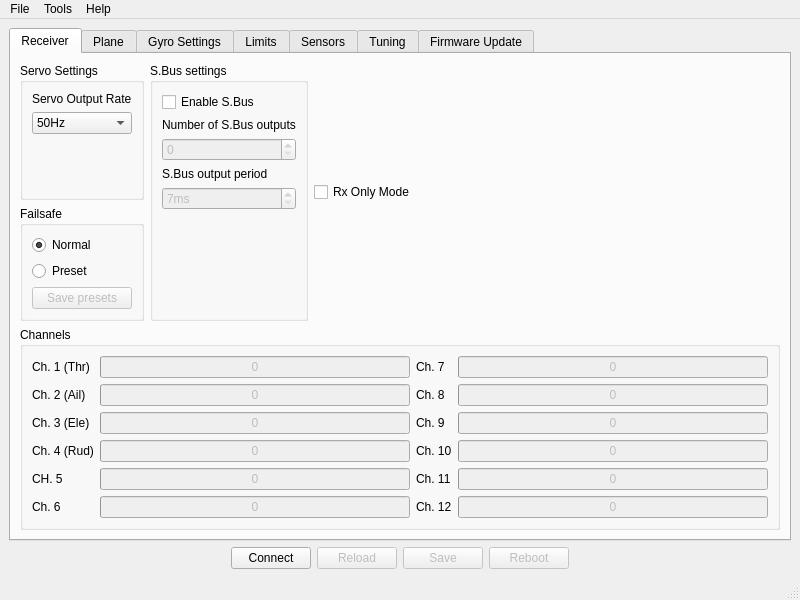
Before: the Qt Designer form software/RX12GConfig/mainwindow.ui in bemcgarvey/RX12G, drawn with Qt 5.
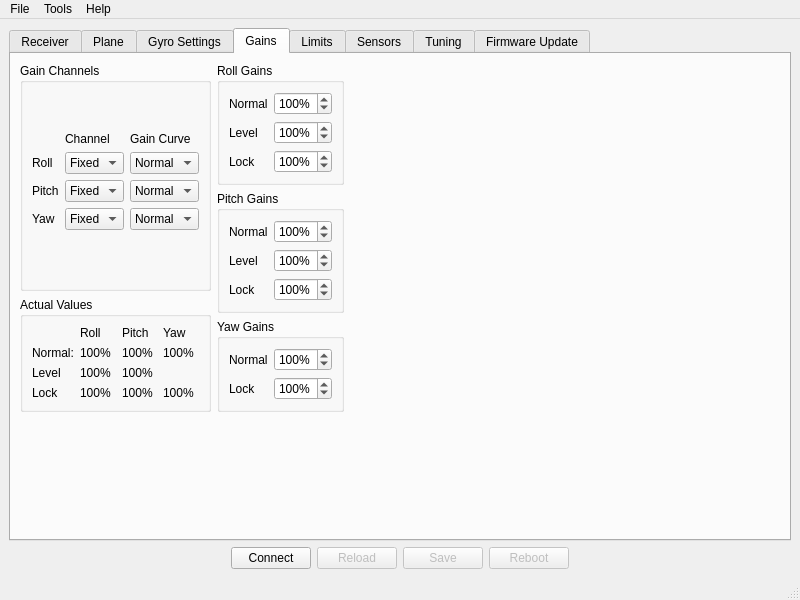
After: the same form once the commit is applied. The open tabs and pages were chosen to show the change. Icons and pictures are not drawn. Custom widgets are drawn as their Qt base class.

Commit message:
Improved gain settings
Now has separate gains for level, lock and normal modes

The edit to the form file:
```diff
--- a/software/RX12GConfig/mainwindow.ui
+++ b/software/RX12GConfig/mainwindow.ui
@@ -1913,10 +1913,36 @@
             </property>
            </spacer>
           </item>
+         </layout>
+        </item>
+        <item>
+         <spacer name="verticalSpacer_19">
+          <property name="orientation">
+           <enum>Qt::Vertical</enum>
+          </property>
+          <property name="sizeHint" stdset="0">
+           <size>
+            <width>20</width>
+            <height>40</height>
+           </size>
+          </property>
+         </spacer>
+        </item>
+       </layout>
+      </widget>
+      <widget class="QWidget" name="gainTab">
+       <attribute name="title">
+        <string>Gains</string>
+       </attribute>
+       <layout class="QVBoxLayout" name="verticalLayout_45">
+        <item>
+         <layout class="QHBoxLayout" name="horizontalLayout_23">
+          <item>
+           <layout class="QVBoxLayout" name="verticalLayout_27">
           <item>
            <widget class="QGroupBox" name="gainGroupBox">
             <property name="title">
-             <string>Gain Settings</string>
+               <string>Gain Channels</string>
             </property>
             <layout class="QVBoxLayout" name="verticalLayout_32">
              <item>
@@ -1995,53 +2021,6 @@
                  </item>
                 </layout>
                </item>
-               <item>
-                <layout class="QVBoxLayout" name="verticalLayout_27">
-                 <item>
-                  <spacer name="verticalSpacer_4">
-                   <property name="orientation">
-                    <enum>Qt::Vertical</enum>
-                   </property>
-                   <property name="sizeHint" stdset="0">
-                    <size>
-                     <width>20</width>
-                     <height>40</height>
-                    </size>
-                   </property>
-                  </spacer>
-                 </item>
-                 <item>
-                  <widget class="QSpinBox" name="aileronGainSpinBox">
-                   <property name="suffix">
-                    <string>%</string>
-                   </property>
-                   <property name="maximum">
-                    <number>100</number>
-                   </property>
-                  </widget>
-                 </item>
-                 <item>
-                  <widget class="QSpinBox" name="elevatorGainSpinBox">
-                   <property name="suffix">
-                    <string>%</string>
-                   </property>
-                   <property name="maximum">
-                    <number>100</number>
-                   </property>
-                  </widget>
-                 </item>
-                 <item>
-                  <widget class="QSpinBox" name="rudderGainSpinBox">
-                   <property name="suffix">
-                    <string>%</string>
-                   </property>
-                   <property name="maximum">
-                    <number>100</number>
-                   </property>
-                  </widget>
-                 </item>
-                </layout>
-               </item>
                <item>
                 <layout class="QVBoxLayout" name="verticalLayout_28">
                  <item>
@@ -2416,19 +2395,6 @@
                </item>
               </layout>
              </item>
-             <item>
-              <widget class="QLabel" name="actualGainLabel">
-               <property name="minimumSize">
-                <size>
-                 <width>246</width>
-                 <height>0</height>
-                </size>
-               </property>
-               <property name="text">
-                <string>Actual: Roll = 100%, Pitch = 100%, Yaw = 100%</string>
-               </property>
-              </widget>
-             </item>
              <item>
               <spacer name="verticalSpacer_15">
                <property name="orientation">
@@ -2445,7 +2411,333 @@
             </layout>
            </widget>
           </item>
-         </layout>
+            <item>
+             <widget class="QGroupBox" name="groupBox_3">
+              <property name="title">
+               <string>Actual Values</string>
+              </property>
+              <layout class="QGridLayout" name="gridLayout_10">
+               <item row="0" column="1">
+                <widget class="QLabel" name="label_62">
+                 <property name="text">
+                  <string>Roll</string>
+                 </property>
+                </widget>
+               </item>
+               <item row="0" column="2">
+                <widget class="QLabel" name="label_63">
+                 <property name="text">
+                  <string>Pitch</string>
+                 </property>
+                </widget>
+               </item>
+               <item row="0" column="3">
+                <widget class="QLabel" name="label_64">
+                 <property name="text">
+                  <string>Yaw</string>
+                 </property>
+                </widget>
+               </item>
+               <item row="1" column="0">
+                <widget class="QLabel" name="label_58">
+                 <property name="text">
+                  <string>Normal:</string>
+                 </property>
+                </widget>
+               </item>
+               <item row="1" column="1">
+                <widget class="QLabel" name="normalRollLabel">
+                 <property name="text">
+                  <string>100%</string>
+                 </property>
+                </widget>
+               </item>
+               <item row="1" column="2">
+                <widget class="QLabel" name="normalPitchLabel">
+                 <property name="text">
+                  <string>100%</string>
+                 </property>
+                </widget>
+               </item>
+               <item row="1" column="3">
+                <widget class="QLabel" name="normalYawLabel">
+                 <property name="text">
+                  <string>100%</string>
+                 </property>
+                </widget>
+               </item>
+               <item row="2" column="0">
+                <widget class="QLabel" name="label_60">
+                 <property name="text">
+                  <string>Level</string>
+                 </property>
+                </widget>
+               </item>
+               <item row="2" column="1">
+                <widget class="QLabel" name="levelRollLabel">
+                 <property name="text">
+                  <string>100%</string>
+                 </property>
+                </widget>
+               </item>
+               <item row="2" column="2">
+                <widget class="QLabel" name="levelPitchLabel">
+                 <property name="text">
+                  <string>100%</string>
+                 </property>
+                </widget>
+               </item>
+               <item row="3" column="0">
+                <widget class="QLabel" name="label_61">
+                 <property name="text">
+                  <string>Lock</string>
+                 </property>
+                </widget>
+               </item>
+               <item row="3" column="1">
+                <widget class="QLabel" name="lockRollLabel">
+                 <property name="text">
+                  <string>100%</string>
+                 </property>
+                </widget>
+               </item>
+               <item row="3" column="2">
+                <widget class="QLabel" name="lockPitchLabel">
+                 <property name="text">
+                  <string>100%</string>
+                 </property>
+                </widget>
+               </item>
+               <item row="3" column="3">
+                <widget class="QLabel" name="lockYawLabel">
+                 <property name="text">
+                  <string>100%</string>
+                 </property>
+                </widget>
+               </item>
+              </layout>
+             </widget>
+            </item>
+           </layout>
+          </item>
+          <item>
+           <layout class="QVBoxLayout" name="verticalLayout_44">
+            <item>
+             <widget class="QGroupBox" name="rollGainsGroupBox">
+              <property name="title">
+               <string>Roll Gains</string>
+              </property>
+              <layout class="QGridLayout" name="gridLayout_7">
+               <item row="0" column="0">
+                <widget class="QLabel" name="label_50">
+                 <property name="text">
+                  <string>Normal</string>
+                 </property>
+                </widget>
+               </item>
+               <item row="0" column="1">
+                <widget class="QSpinBox" name="rollNormalGainSpinBox">
+                 <property name="suffix">
+                  <string>%</string>
+                 </property>
+                 <property name="maximum">
+                  <number>200</number>
+                 </property>
+                 <property name="value">
+                  <number>100</number>
+                 </property>
+                </widget>
+               </item>
+               <item row="1" column="0">
+                <widget class="QLabel" name="label_51">
+                 <property name="text">
+                  <string>Level</string>
+                 </property>
+                </widget>
+               </item>
+               <item row="1" column="1">
+                <widget class="QSpinBox" name="rollLevelGainSpinBox">
+                 <property name="suffix">
+                  <string>%</string>
+                 </property>
+                 <property name="maximum">
+                  <number>200</number>
+                 </property>
+                 <property name="value">
+                  <number>100</number>
+                 </property>
+                </widget>
+               </item>
+               <item row="2" column="0">
+                <widget class="QLabel" name="label_53">
+                 <property name="text">
+                  <string>Lock</string>
+                 </property>
+                </widget>
+               </item>
+               <item row="2" column="1">
+                <widget class="QSpinBox" name="rollLockGainSpinBox">
+                 <property name="suffix">
+                  <string>%</string>
+                 </property>
+                 <property name="maximum">
+                  <number>200</number>
+                 </property>
+                 <property name="value">
+                  <number>100</number>
+                 </property>
+                </widget>
+               </item>
+              </layout>
+             </widget>
+            </item>
+            <item>
+             <widget class="QGroupBox" name="pitchGainsGroupBox">
+              <property name="title">
+               <string>Pitch Gains</string>
+              </property>
+              <layout class="QGridLayout" name="gridLayout_8">
+               <item row="0" column="1">
+                <widget class="QSpinBox" name="pitchNormalGainSpinBox">
+                 <property name="suffix">
+                  <string>%</string>
+                 </property>
+                 <property name="maximum">
+                  <number>200</number>
+                 </property>
+                 <property name="value">
+                  <number>100</number>
+                 </property>
+                </widget>
+               </item>
+               <item row="1" column="0">
+                <widget class="QLabel" name="label_55">
+                 <property name="text">
+                  <string>Level</string>
+                 </property>
+                </widget>
+               </item>
+               <item row="1" column="1">
+                <widget class="QSpinBox" name="pitchLevelGainSpinBox">
+                 <property name="suffix">
+                  <string>%</string>
+                 </property>
+                 <property name="maximum">
+                  <number>200</number>
+                 </property>
+                 <property name="value">
+                  <number>100</number>
+                 </property>
+                </widget>
+               </item>
+               <item row="2" column="1">
+                <widget class="QSpinBox" name="pitchLockGainSpinBox">
+                 <property name="suffix">
+                  <string>%</string>
+                 </property>
+                 <property name="maximum">
+                  <number>200</number>
+                 </property>
+                 <property name="value">
+                  <number>100</number>
+                 </property>
+                </widget>
+               </item>
+               <item row="2" column="0">
+                <widget class="QLabel" name="label_56">
+                 <property name="text">
+                  <string>Lock</string>
+                 </property>
+                </widget>
+               </item>
+               <item row="0" column="0">
+                <widget class="QLabel" name="label_54">
+                 <property name="text">
+                  <string>Normal</string>
+                 </property>
+                </widget>
+               </item>
+              </layout>
+             </widget>
+            </item>
+            <item>
+             <widget class="QGroupBox" name="yawGainsGroupBox">
+              <property name="title">
+               <string>Yaw Gains</string>
+              </property>
+              <layout class="QGridLayout" name="gridLayout_9">
+               <item row="0" column="0">
+                <widget class="QLabel" name="label_57">
+                 <property name="text">
+                  <string>Normal</string>
+                 </property>
+                </widget>
+               </item>
+               <item row="1" column="0">
+                <widget class="QLabel" name="label_59">
+                 <property name="text">
+                  <string>Lock</string>
+                 </property>
+                </widget>
+               </item>
+               <item row="1" column="1">
+                <widget class="QSpinBox" name="yawLockGainSpinBox">
+                 <property name="suffix">
+                  <string>%</string>
+                 </property>
+                 <property name="maximum">
+                  <number>200</number>
+                 </property>
+                 <property name="value">
+                  <number>100</number>
+                 </property>
+                </widget>
+               </item>
+               <item row="0" column="1">
+                <widget class="QSpinBox" name="yawNormalGainSpinBox">
+                 <property name="suffix">
+                  <string>%</string>
+                 </property>
+                 <property name="maximum">
+                  <number>200</number>
+                 </property>
+                 <property name="value">
+                  <number>100</number>
+                 </property>
+                </widget>
+               </item>
+              </layout>
+             </widget>
+            </item>
+           </layout>
+          </item>
+          <item>
+           <spacer name="horizontalSpacer_18">
+            <property name="orientation">
+             <enum>Qt::Horizontal</enum>
+            </property>
+            <property name="sizeHint" stdset="0">
+             <size>
+              <width>40</width>
+              <height>20</height>
+             </size>
+            </property>
+           </spacer>
+          </item>
+         </layout>
+        </item>
+        <item>
+         <spacer name="verticalSpacer_4">
+          <property name="orientation">
+           <enum>Qt::Vertical</enum>
+          </property>
+          <property name="sizeHint" stdset="0">
+           <size>
+            <width>20</width>
+            <height>40</height>
+           </size>
+          </property>
+         </spacer>
         </item>
        </layout>
       </widget>
```
Lines whose indentation alone changed are shown as unchanged. The commit also changes 14 other files.
